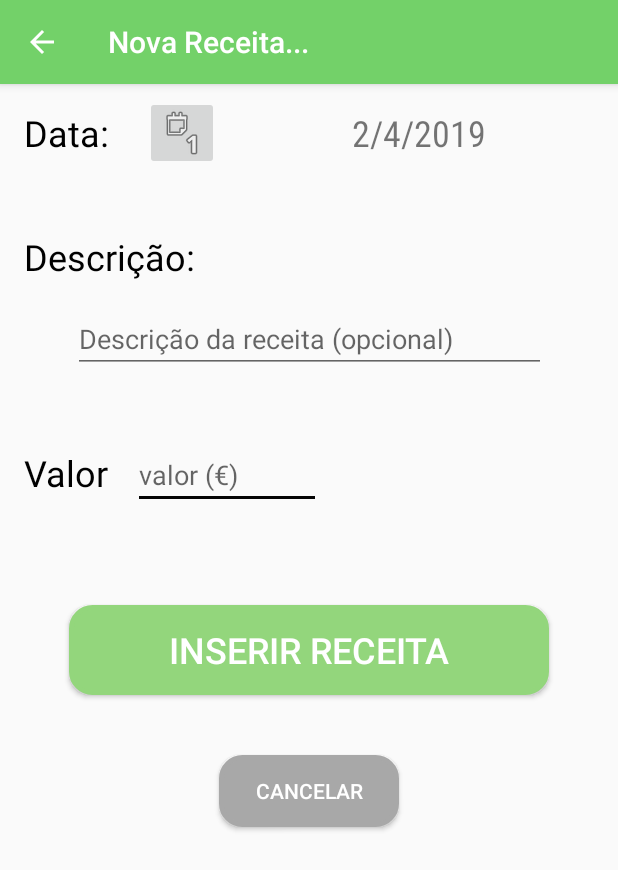
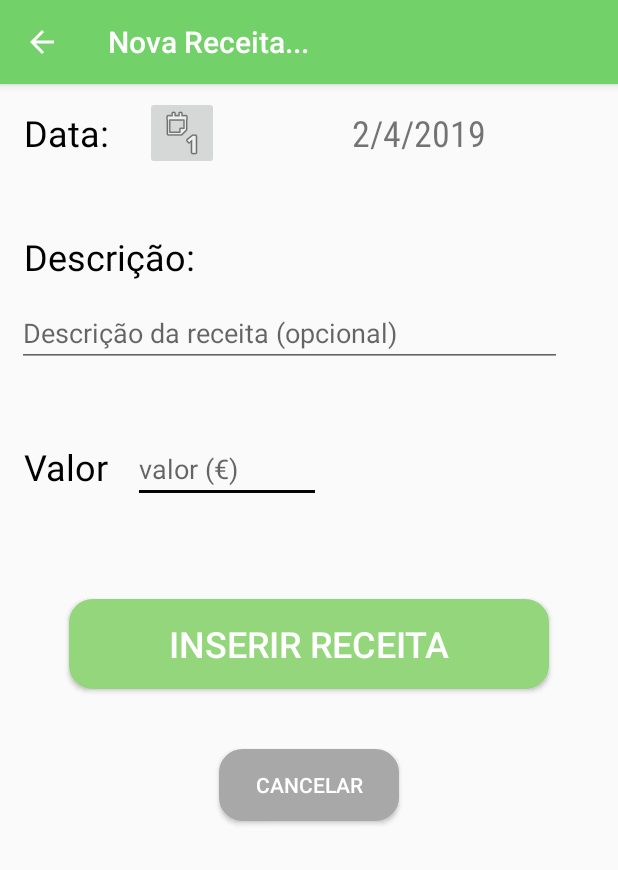
Before and after one commit to VagnerBomJesus/MyFinances, an Android app: the NovaReceita screen opened directly, with no data from a screen before it, on a phone screen of 412 x 824 dp. Shown: the top 870 px of the screen. Run offline under Robolectric (Android 15) with nearby library versions, the phone set to English and light mode, and no system bars.

Commit message:
Commit de correcao de falias verificadas!

```diff
--- a/app/src/main/java/pt/vagner/myfinances/Editar.java
+++ b/app/src/main/java/pt/vagner/myfinances/Editar.java
@@ -32,7 +32,7 @@ public class Editar extends AppCompatActivity {
         setDefaultDateToTextView();///visualizar data atual
     }
     public void guardar(View view){
-        Toast.makeText(getApplicationContext(),"Guardaro Com sucesso",Toast.LENGTH_LONG).show();
+
 
         EditText textCategoria = (EditText) findViewById(R.id.textCategoria);
         String mensagem = textCategoria.getText().toString();
@@ -81,10 +81,11 @@ public class Editar extends AppCompatActivity {
         intent.putExtra(DefinicoesApp.Designacao, Categoria);
 
         startActivity(intent);
+        Toast.makeText(getApplicationContext(),"Guardaro Com sucesso",Toast.LENGTH_LONG).show();
 
     }
 
-    public void cancel(View view) { //Botão "cancelar"
+    public void cancel(View view) { // todo: Botão "cancelar"
         finish();
     }
 
--- a/app/src/main/res/layout/content_nova_receita.xml
+++ b/app/src/main/res/layout/content_nova_receita.xml
@@ -114,21 +114,23 @@
 
     <EditText
         android:id="@+id/editTextDesignacaoReceita"
-        android:layout_width="315dp"
+        android:layout_width="363dp"
         android:layout_height="wrap_content"
         android:layout_marginStart="8dp"
         android:layout_marginLeft="8dp"
-        android:layout_marginTop="16dp"
+        android:layout_marginTop="12dp"
         android:layout_marginEnd="8dp"
         android:layout_marginRight="8dp"
+        android:autofillHints=""
         android:ems="10"
         android:hint="@string/descricao_receita"
         android:inputType="textPersonName"
         android:maxLength="50"
         app:layout_constraintEnd_toEndOf="parent"
+        app:layout_constraintHorizontal_bias="0.1"
         app:layout_constraintStart_toStartOf="parent"
         app:layout_constraintTop_toBottomOf="@+id/textView3"
-        android:autofillHints="" tools:targetApi="o" />
+        tools:targetApi="o" />
 
     <TextView
         android:id="@+id/textViewSelectedDate"
```
